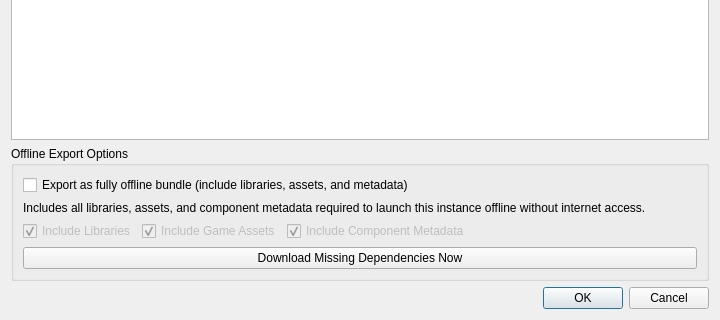
This is launcher/ui/dialogs/ExportInstanceDialog.ui in EndzE/FreesmLauncher as Qt 5 draws it before an edit; both pictures show x 0 to 720 and y 305 to 625 of the 720 by 625 pixel window. The edited form follows.
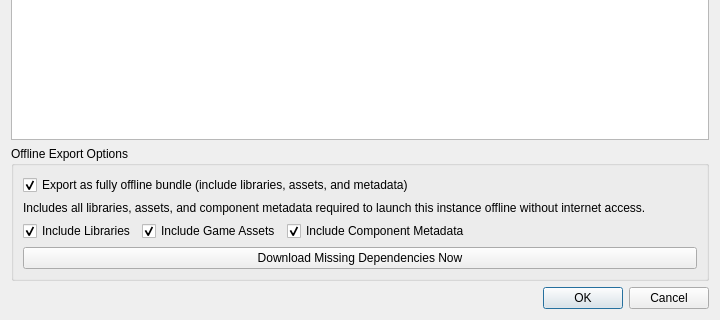
This is the edited form.

Commit message: fix: handle unlaunched instance offline export and offline launch robustness

```diff
--- a/launcher/ui/dialogs/ExportInstanceDialog.ui
+++ b/launcher/ui/dialogs/ExportInstanceDialog.ui
@@ -41,6 +41,9 @@
         <property name="text">
          <string>Export as fully offline bundle (include libraries, assets, and metadata)</string>
         </property>
+        <property name="checked">
+         <bool>true</bool>
+        </property>
        </widget>
       </item>
       <item>
@@ -58,7 +61,7 @@
         <item>
          <widget class="QCheckBox" name="includeLibrariesCheckBox">
           <property name="enabled">
-           <bool>false</bool>
+           <bool>true</bool>
           </property>
           <property name="text">
            <string>Include Libraries</string>
@@ -71,7 +74,7 @@
         <item>
          <widget class="QCheckBox" name="includeAssetsCheckBox">
           <property name="enabled">
-           <bool>false</bool>
+           <bool>true</bool>
           </property>
           <property name="text">
            <string>Include Game Assets</string>
@@ -84,7 +87,7 @@
         <item>
          <widget class="QCheckBox" name="includeMetadataCheckBox">
           <property name="enabled">
-           <bool>false</bool>
+           <bool>true</bool>
           </property>
           <property name="text">
            <string>Include Component Metadata</string>
```
The commit also changes 13 other files.
